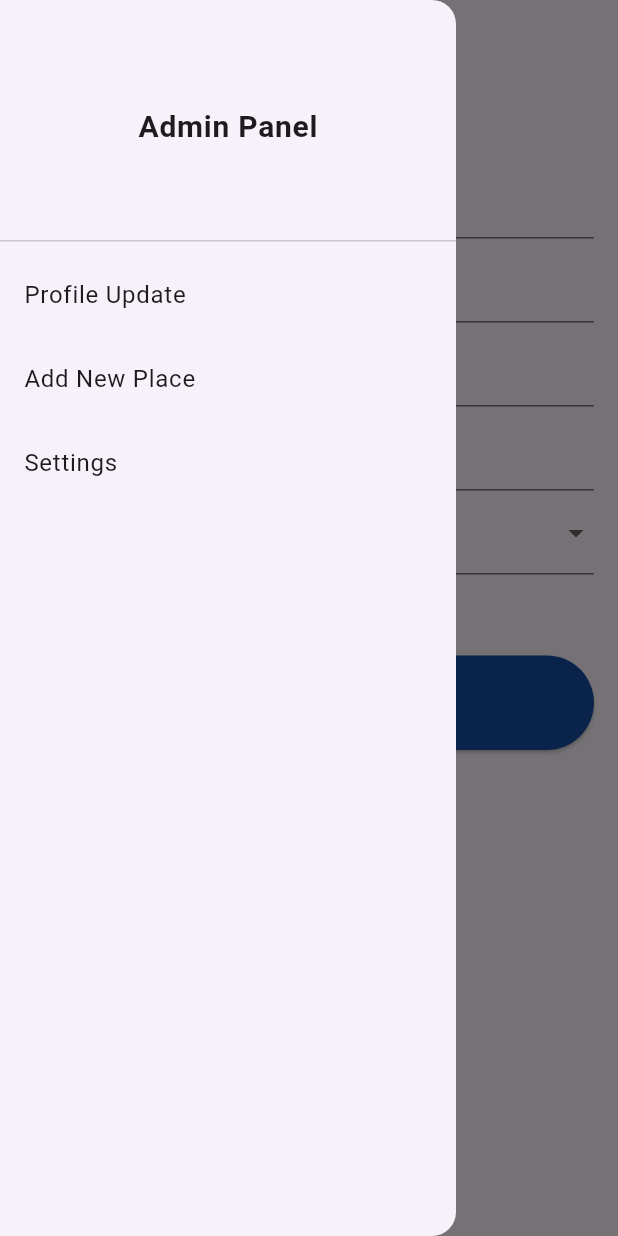
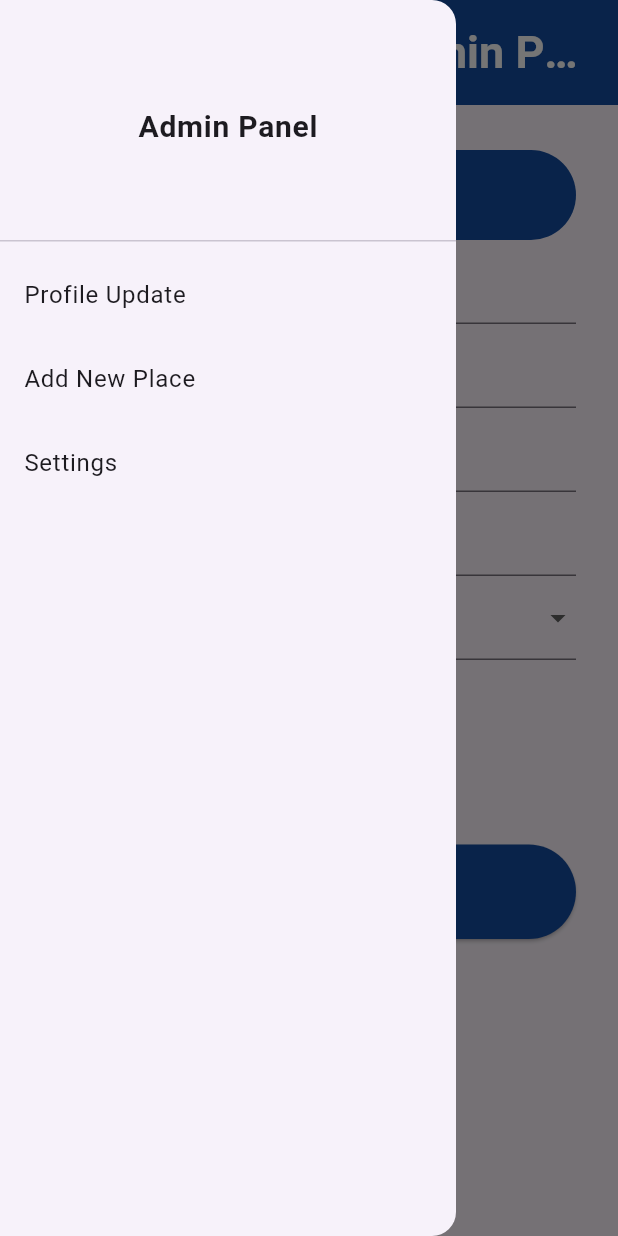
Before and after one commit to habibakij/flutter_admin, a Flutter app: the screen it shows after launch, with the side drawer open, on a phone screen of 412 x 824 dp. Run offline on Flutter 3.47's test engine with Material 3 defaults, Android fonts, the light colour scheme and no system bars; our stand-ins replace get, image_picker.

Commit message:
update color and left manu

```diff
--- a/lib/main.dart
+++ b/lib/main.dart
@@ -1,9 +1,6 @@
-import 'dart:developer';
-
 import 'package:flutter/material.dart';
 import 'package:get/get.dart';
 import 'package:image_picker/image_picker.dart';
-import 'dart:io';
 
 void main() {
   runApp(MyApp());
@@ -39,11 +36,24 @@ class _AdminPanelState extends State<AdminPanel> {
 
   @override
   Widget build(BuildContext context) {
+    return LayoutBuilder(
+      builder: (context, constraints) {
         return Scaffold(
-      drawer: LayoutBuilder(
-        builder: (context, constraints) {
-          return constraints.maxWidth < 800
-              ? Drawer(
+          appBar: AppBar(
+            toolbarHeight: 70,
+            backgroundColor: const Color(0xFF144CA1),
+            title: const Text(
+              "Travel Guide Admin Panel",
+              style: TextStyle(
+                  color: Colors.white,
+                  fontSize: 30.0,
+                  fontWeight: FontWeight.bold),
+            ),
+            centerTitle: true,
+          ),
+          drawer: constraints.maxWidth > 800
+              ? null
+              : Drawer(
                   child: ListView(
                     children: [
                       DrawerHeader(
@@ -70,64 +80,45 @@ class _AdminPanelState extends State<AdminPanel> {
                             setState(() => selectedMenu = 'Profile Update'),
                       ),
                       ListTile(
-                        title: Text("Add New Place",
+                        title: Text(
+                          "Add New Place",
                           style: TextStyle(
-                                color: Theme.of(context)
-                                    .textTheme
-                                    .bodyLarge
-                                    ?.color)),
-                        onTap: () =>
-                            setState(() => selectedMenu = 'Add New Place'),
+                            color: Theme.of(context).textTheme.bodyLarge?.color,
                           ),
-                      ListTile(
-                        title: Text("Settings",
-                            style: TextStyle(
-                                color: Theme.of(context)
-                                    .textTheme
-                                    .bodyLarge
-                                    ?.color)),
-                        onTap: () => setState(() => selectedMenu = 'Settings'),
-                      ),
-                    ],
-                  ),
-                )
-              : const SizedBox();
-        },
-      ),
-      appBar: AppBar(title: const Text("Admin Panel")),
-      body: LayoutBuilder(
-        builder: (context, constraints) {
-          return Row(
-            children: [
-              if (constraints.maxWidth > 800)
-                SizedBox(
-                  width: 350,
-                  child: ListView(
-                    children: [
-                      ListTile(
-                        title: const Text(
-                          "Profile Update",
-                          style: TextStyle(fontSize: 20),
-                        ),
-                        onTap: () =>
-                            setState(() => selectedMenu = 'Profile Update'),
-                      ),
-                      ListTile(
-                        title: const Text(
-                          "Add New Place",
-                          style: TextStyle(fontSize: 20),
                         ),
                         onTap: () =>
                             setState(() => selectedMenu = 'Add New Place'),
                       ),
                       ListTile(
-                        title: const Text(
+                        title: Text(
                           "Settings",
-                          style: TextStyle(fontSize: 20),
+                          style: TextStyle(
+                            color: Theme.of(context).textTheme.bodyLarge?.color,
+                          ),
                         ),
                         onTap: () => setState(() => selectedMenu = 'Settings'),
                       ),
                     ],
+                  ),
+                ),
+          body: Padding(
+            padding: const EdgeInsets.only(top: 30.0, left: 12.0, right: 12.0),
+            child: Row(
+              children: [
+                if (constraints.maxWidth > 800)
+                  Padding(
+                    padding: const EdgeInsets.only(right: 12.0),
+                    child: SizedBox(
+                      width: 500,
+                      child: ListView(
+                        children: [
+                          _buildDrawerItem("Profile Update"),
+                          const SizedBox(height: 12.0),
+                          _buildDrawerItem("Add New Place"),
+                          const SizedBox(height: 12.0),
+                          _buildDrawerItem("Settings"),
+                        ],
+                      ),
                     ),
                   ),
                 Expanded(
@@ -135,11 +126,53 @@ class _AdminPanelState extends State<AdminPanel> {
                       ? ProfileUpdateScreen()
                       : selectedMenu == 'Add New Place'
                           ? AddNewPlaceScreen()
-                          : SettingsScreen(isDarkMode: widget.isDarkMode)),
+                          : SettingsScreen(isDarkMode: widget.isDarkMode),
+                ),
               ],
+            ),
+          ),
         );
       },
+    );
+  }
+
+  Widget _buildDrawerItem(String title) {
+    return InkWell(
+      borderRadius: const BorderRadius.all(Radius.circular(30.0)),
+      child: AnimatedContainer(
+        clipBehavior: Clip.antiAliasWithSaveLayer,
+        duration: const Duration(milliseconds: 500),
+        height: 60.0,
+        alignment: Alignment.center,
+        decoration: BoxDecoration(
+          color: selectedMenu == title ? const Color(0xFF144CA1) : Colors.white,
+          borderRadius: const BorderRadius.all(Radius.circular(30.0)),
         ),
+        padding: const EdgeInsets.only(left: 24.0, right: 24.0),
+        child: Row(
+          children: [
+            Expanded(
+              child: Text(
+                title,
+                style: TextStyle(
+                    fontSize: 20.0,
+                    color: selectedMenu == title ? Colors.white : Colors.black,
+                    fontWeight: selectedMenu == title
+                        ? FontWeight.bold
+                        : FontWeight.normal),
+              ),
+            ),
+            Icon(
+              Icons.arrow_forward_ios,
+              size: 24,
+              color: selectedMenu == title
+                  ? Colors.white
+                  : const Color(0xFF144CA1),
+            ),
+          ],
+        ),
+      ),
+      onTap: () => setState(() => selectedMenu = title),
     );
   }
 }
@@ -147,23 +180,52 @@ class _AdminPanelState extends State<AdminPanel> {
 class ProfileUpdateScreen extends StatelessWidget {
   final ImagePicker picker = ImagePicker();
   final Rxn<XFile> profileImage = Rxn<XFile>();
+  final GlobalKey<FormState> _formKey = GlobalKey<FormState>();
+
+  TextEditingController firstNameController = TextEditingController();
+  TextEditingController lastNameController = TextEditingController();
+  TextEditingController phoneNameController = TextEditingController();
+  TextEditingController emailNameController = TextEditingController();
 
   ProfileUpdateScreen({super.key});
 
   @override
   Widget build(BuildContext context) {
     return Padding(
-      padding: const EdgeInsets.all(16.0),
+      padding: const EdgeInsets.only(left: 16.0, right: 16.0, bottom: 16.0),
+      child: Form(
+        key: _formKey,
         child: Column(
           crossAxisAlignment: CrossAxisAlignment.start,
           children: [
-          const Text("Profile Update",
-              style: TextStyle(fontSize: 22, fontWeight: FontWeight.bold)),
-          const TextField(decoration: InputDecoration(labelText: "First Name")),
-          const TextField(decoration: InputDecoration(labelText: "Last Name")),
-          const TextField(
-              decoration: InputDecoration(labelText: "Phone Number")),
-          const TextField(decoration: InputDecoration(labelText: "Email")),
+            Container(
+              height: 60.0,
+              width: double.infinity,
+              alignment: Alignment.center,
+              decoration: const BoxDecoration(
+                  color: Color(0xFF144CA1),
+                  borderRadius: BorderRadius.all(Radius.circular(30.0))),
+              child: const Text(
+                "Profile Update",
+                style: TextStyle(
+                    color: Colors.white,
+                    fontSize: 20.0,
+                    fontWeight: FontWeight.bold),
+              ),
+            ),
+            TextField(
+              controller: firstNameController,
+              decoration: const InputDecoration(labelText: "First Name"),
+            ),
+            TextField(
+                controller: lastNameController,
+                decoration: const InputDecoration(labelText: "Last Name")),
+            TextField(
+                controller: phoneNameController,
+                decoration: const InputDecoration(labelText: "Phone Number")),
+            TextField(
+                controller: emailNameController,
+                decoration: const InputDecoration(labelText: "Email")),
             DropdownButtonFormField(
               items: ["USA", "India", "UK", "Canada"]
                   .map((e) => DropdownMenuItem(value: e, child: Text(e)))
@@ -176,14 +238,29 @@ class ProfileUpdateScreen extends StatelessWidget {
                 ? const Text("No Image Selected")
                 : Image.network(profileImage.value!.path, height: 100)),
             const SizedBox(height: 24),
-          SizedBox(
-            width: double.infinity,
-            child: ElevatedButton(
+            ElevatedButton(
               onPressed: () async {
                 final pickedFile =
                     await picker.pickImage(source: ImageSource.gallery);
                 if (pickedFile != null) {
                   profileImage.value = pickedFile;
+                }
+              },
+              style: ButtonStyle(
+                  foregroundColor:
+                      WidgetStateProperty.all(const Color(0xFF144CA1)),
+                  padding: WidgetStateProperty.all(const EdgeInsets.all(20)),
+                  textStyle:
+                      WidgetStateProperty.all(const TextStyle(fontSize: 16))),
+              child: const Text("Select Profile Image"),
+            ),
+            const SizedBox(height: 10),
+            SizedBox(
+              width: double.infinity,
+              child: ElevatedButton(
+                onPressed: () {
+                  if (_formKey.currentState!.validate()) {
+                    Get.snackbar("Success", "Profile updated successfully!");
                   }
                 },
                 style: ButtonStyle(
@@ -194,10 +271,11 @@ class ProfileUpdateScreen extends StatelessWidget {
                     padding: WidgetStateProperty.all(const EdgeInsets.all(20)),
                     textStyle:
                         WidgetStateProperty.all(const TextStyle(fontSize: 20))),
-              child: const Text("Select Profile Image"),
+                child: const Text("Submit"),
               ),
             ),
           ],
+        ),
       ),
     );
   }
@@ -217,7 +295,7 @@ class AddNewPlaceScreen extends StatelessWidget {
         crossAxisAlignment: CrossAxisAlignment.start,
         children: [
           const Text("Add New Place",
-              style: TextStyle(fontSize: 22, fontWeight: FontWeight.bold)),
+              style: TextStyle(fontSize: 30, fontWeight: FontWeight.bold)),
           const TextField(
               decoration: InputDecoration(labelText: "Place Title")),
           const TextField(
@@ -270,7 +348,7 @@ class SettingsScreen extends StatelessWidget {
         crossAxisAlignment: CrossAxisAlignment.start,
         children: [
           const Text("Settings",
-              style: TextStyle(fontSize: 22, fontWeight: FontWeight.bold)),
+              style: TextStyle(fontSize: 30, fontWeight: FontWeight.bold)),
           SwitchListTile(
             title: const Text("Enable Notifications"),
             value: true,
```
Lines whose indentation alone changed are shown as unchanged.
